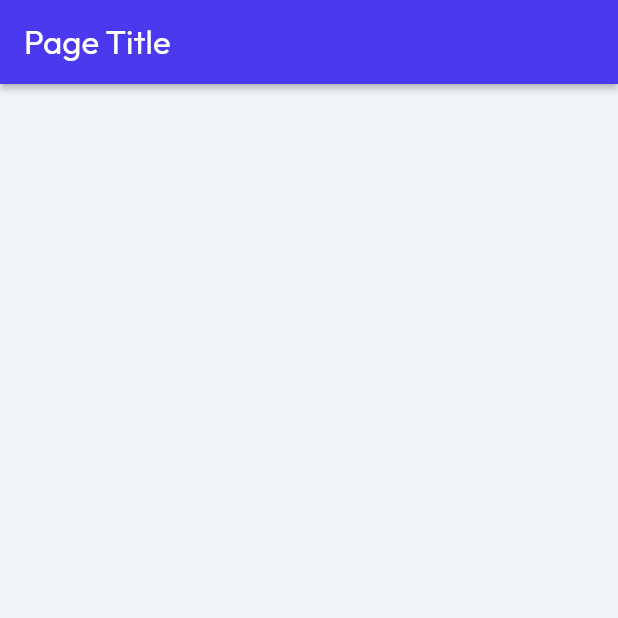
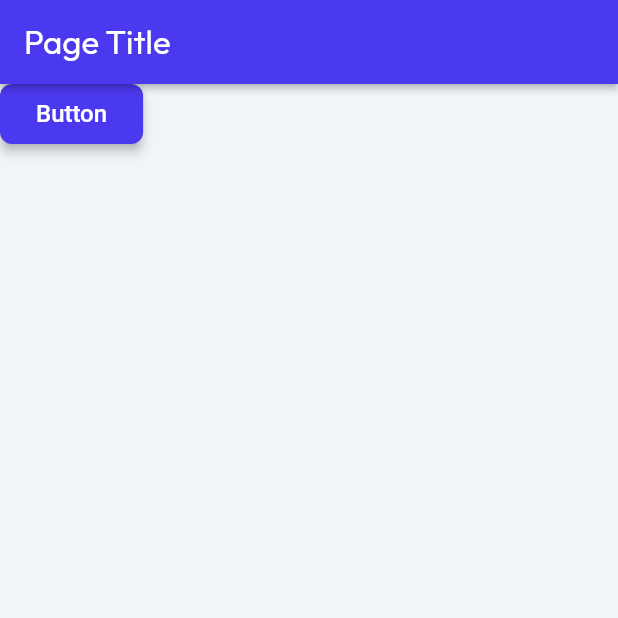
Before and after one commit to claijondasilvaaurivo/fluttertest, a Flutter app: the HomePageWidget screen opened by its route, on a phone screen of 412 x 824 dp, the top half of it. Run offline on Flutter 3.47's test engine with Material 3 defaults, Android fonts, the phone set to English and light mode, and no system bars; drawn by our look-alikes of auto_size_text; our stand-ins replace equatable, flutter_animate, font_awesome_flutter, from_css_color, go_router, google_fonts and 4 more; missing offline and left inert: json_path, mime_type; accounts and stored records are empty; Roboto replaces fonts that are missing (Readex Pro).

Commit message:
Updating to latest FlutterFlow output.

```diff
--- a/lib/pages/home_page/home_page_widget.dart
+++ b/lib/pages/home_page/home_page_widget.dart
@@ -1,5 +1,6 @@
 import '/flutter_flow/flutter_flow_theme.dart';
 import '/flutter_flow/flutter_flow_util.dart';
+import '/flutter_flow/flutter_flow_widgets.dart';
 import 'package:flutter/material.dart';
 import 'home_page_model.dart';
 export 'home_page_model.dart';
@@ -54,11 +55,36 @@
           centerTitle: false,
           elevation: 2.0,
         ),
-        body: const SafeArea(
+        body: SafeArea(
           top: true,
           child: Column(
             mainAxisSize: MainAxisSize.max,
-            children: [],
+            children: [
+              FFButtonWidget(
+                onPressed: () async {
+                  context.pushNamed('loginPage');
+                },
+                text: 'Button',
+                options: FFButtonOptions(
+                  height: 40.0,
+                  padding: const EdgeInsetsDirectional.fromSTEB(24.0, 0.0, 24.0, 0.0),
+                  iconPadding:
+                      const EdgeInsetsDirectional.fromSTEB(0.0, 0.0, 0.0, 0.0),
+                  color: FlutterFlowTheme.of(context).primary,
+                  textStyle: FlutterFlowTheme.of(context).titleSmall.override(
+                        fontFamily: 'Readex Pro',
+                        color: Colors.white,
+                        letterSpacing: 0.0,
+                      ),
+                  elevation: 3.0,
+                  borderSide: const BorderSide(
+                    color: Colors.transparent,
+                    width: 1.0,
+                  ),
+                  borderRadius: BorderRadius.circular(8.0),
+                ),
+              ),
+            ],
           ),
         ),
       ),
```
